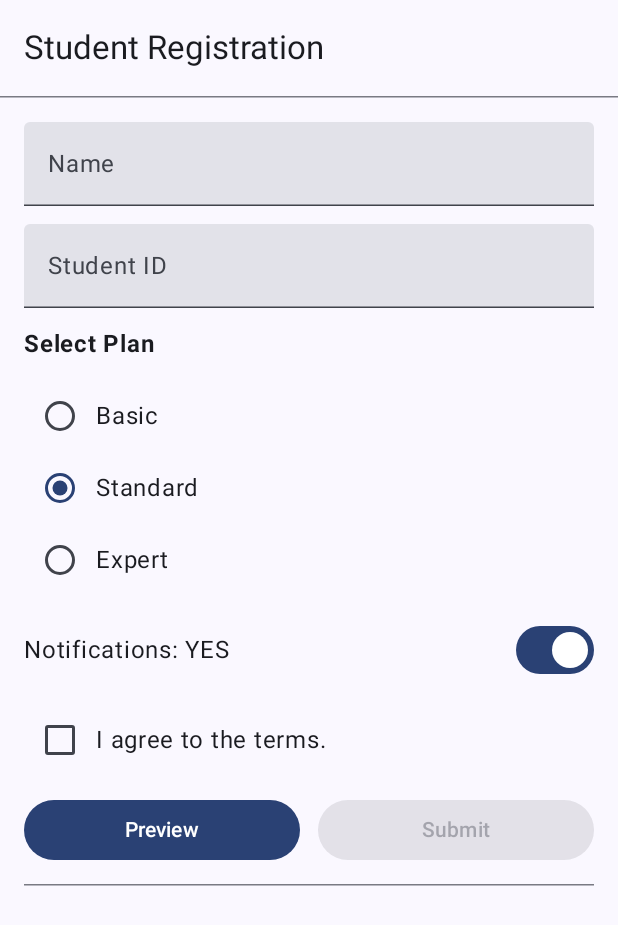
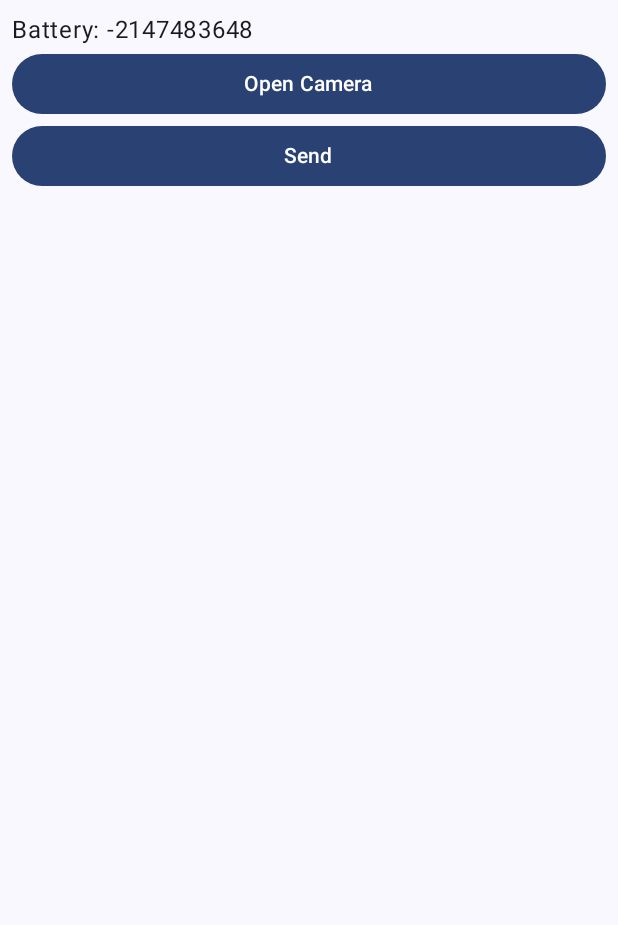
Before and after one commit to ahsuunn/mobile-app-lab, an Android app built with Jetpack Compose: the screen it shows after launch (MainActivity), on a phone screen of 412 x 824 dp. Shown: the top 925 px of the screen. Run offline under Robolectric (Android 15) with nearby library versions, the phone set to English and light mode, and no system bars.

Commit message:
feat(lab): add lab W7

```diff
--- a/app/src/main/java/com/example/myapplication/MainActivity.kt
+++ b/app/src/main/java/com/example/myapplication/MainActivity.kt
@@ -1,242 +1,116 @@
 package com.example.myapplication
 
+import android.Manifest
+import android.content.Context
+import android.content.Intent
+import android.os.BatteryManager
 import android.os.Bundle
+import android.provider.MediaStore
 import android.widget.Toast
 import androidx.activity.ComponentActivity
 import androidx.activity.compose.setContent
 import androidx.activity.enableEdgeToEdge
-import androidx.compose.foundation.layout.Arrangement
+import androidx.activity.result.contract.ActivityResultContracts
 import androidx.compose.foundation.layout.Column
-import androidx.compose.foundation.layout.Row
 import androidx.compose.foundation.layout.fillMaxSize
 import androidx.compose.foundation.layout.fillMaxWidth
 import androidx.compose.foundation.layout.padding
 import androidx.compose.material3.Button
-import androidx.compose.material3.Checkbox
-import androidx.compose.material3.ElevatedCard
 import androidx.compose.material3.ExperimentalMaterial3Api
-import androidx.compose.material3.HorizontalDivider
-import androidx.compose.material3.RadioButton
 import androidx.compose.material3.Scaffold
-import androidx.compose.material3.Switch
 import androidx.compose.material3.Text
-import androidx.compose.material3.TextField
-import androidx.compose.material3.TopAppBar
 import androidx.compose.runtime.Composable
-import androidx.compose.runtime.derivedStateOf
 import androidx.compose.runtime.getValue
-import androidx.compose.runtime.mutableStateOf
+import androidx.compose.runtime.mutableIntStateOf
 import androidx.compose.runtime.remember
 import androidx.compose.runtime.setValue
-import androidx.compose.ui.Alignment
 import androidx.compose.ui.Modifier
-import androidx.compose.ui.platform.LocalContext
-import androidx.compose.ui.text.font.FontWeight
+import androidx.compose.ui.tooling.preview.Preview
 import androidx.compose.ui.unit.dp
 import com.example.myapplication.ui.theme.MyApplicationTheme
 
 class MainActivity : ComponentActivity() {
     @OptIn(ExperimentalMaterial3Api::class)
+
+    private val requestPermissionLauncher = registerForActivityResult(ActivityResultContracts.RequestPermission()){ granted ->
+        if (granted) {
+            openCamera()
+        }
+        else {
+            Toast.makeText(this, "Camera Permission Denied", Toast.LENGTH_SHORT).show()
+        }
+    }
+
+
     override fun onCreate(savedInstanceState: Bundle?) {
         super.onCreate(savedInstanceState)
         enableEdgeToEdge()
 
         setContent {
-            MyApplicationTheme {
+            MyApplicationTheme() {
+                var batteryLevel by remember { mutableIntStateOf(getBatteryPercentage()) }
+
                 Scaffold(
                     modifier = Modifier.fillMaxSize(),
-                    topBar = {
-                        TopAppBar(
-                            title = { Text(text = "Student Registration") },
+                ) { innerPadding ->
+                    CameraScreen(
+                        modifier = Modifier.padding(innerPadding),
+                        batteryLevel = batteryLevel,
+                        onOpenCamera = {
+                            requestPermissionLauncher.launch(Manifest.permission.CAMERA)
+                        },
+                        onSendBattery = {
+                            batteryLevel = getBatteryPercentage()
+                            val intent = Intent(this, SecondActivity::class.java).apply {
+                                putExtra("BATTERY_LEVEL", batteryLevel)
+                            }
+                            startActivity(intent)
+                        }
                     )
-                    }
-                ) { innerPadding ->
-                    Column(
-                        modifier = Modifier
-                            .fillMaxSize()
-                            .padding(innerPadding),
-                    ) {
-                        HorizontalDivider()
-                        StudentRegistration()
-                    }
-                }
                 }
             }
         }
     }
 
-@Composable
-fun StudentRegistration() {
-    val context = LocalContext.current
-
-    var nameInput by remember { mutableStateOf("") }
-    var idInput by remember { mutableStateOf("") }
-    var student by remember { mutableStateOf<Student?>(null) }
-    var isNotificationChecked by remember { mutableStateOf(true) }
-    var isTermChecked by remember { mutableStateOf(false) }
-    val isValid by remember {
-        derivedStateOf {
-            val isNameValid = !nameInput.isBlank()
-            val isIdValid = !idInput.isBlank()
-
-            isNameValid && isIdValid && isTermChecked
+    private fun getBatteryPercentage(): Int {
+        val batteryManager = getSystemService(Context.BATTERY_SERVICE) as BatteryManager
+        return batteryManager.getIntProperty(BatteryManager.BATTERY_PROPERTY_CAPACITY)
     }
+    private fun openCamera(){
+        val intent = Intent(MediaStore.ACTION_IMAGE_CAPTURE)
+        try{
+            startActivity(intent)
+        }catch (e: Exception){
+            Toast.makeText(this, "No camera app found", Toast.LENGTH_SHORT).show()
         }
-    var isPreview by remember { mutableStateOf(false) }
-
-    var selectedPlant by remember { mutableStateOf("Standard") }
-
-    fun handlePreview(name: String, id: String, isTermChecked: Boolean) {
-        if (name.isBlank()) {
-            Toast.makeText(context, "Fill the Name field", Toast.LENGTH_SHORT).show()
-        } else if (id.isBlank()) {
-            Toast.makeText(context, "Fill the Student ID field", Toast.LENGTH_SHORT).show()
-        } else if (!isTermChecked) {
-            Toast.makeText(context, "You must agree to the terms.", Toast.LENGTH_SHORT).show()
-        } else {
-            student = Student(name, id)
-            isPreview = true
     }
 }
 
-    fun handleSubmit() {
-        Toast.makeText(context, "Submitted", Toast.LENGTH_SHORT).show()
-
-    }
-
-    Column(
-        modifier = Modifier.padding(16.dp),
-        verticalArrangement = Arrangement.spacedBy(12.dp)
-    ) {
-        TextField(
-            value = nameInput,
-            onValueChange = { nameInput = it },
-            label = { Text("Name") },
-            modifier = Modifier.fillMaxWidth()
-        )
-        TextField(
-            value = idInput,
-            onValueChange = { idInput = it },
-            label = { Text("Student ID") },
-            modifier = Modifier.fillMaxWidth()
-        )
-        Text(
-            text = "Select Plan",
-            fontWeight = FontWeight.Bold
-        )
-        PlanInput(onPlanSelected = {
-            selectedPlant = it
-        })
-        Row(
-            modifier = Modifier.fillMaxWidth(),
-            horizontalArrangement = Arrangement.Absolute.SpaceBetween,
-            verticalAlignment = Alignment.CenterVertically
-        ) {
-            val statusText = if (isNotificationChecked) "YES" else "NO"
-            Text(text = "Notifications: $statusText")
-            Switch(
-                checked = isNotificationChecked,
-                onCheckedChange = { isNotificationChecked = it },
-            )
-        }
-        Row(
-            modifier = Modifier.fillMaxWidth(),
-            horizontalArrangement = Arrangement.Start,
-            verticalAlignment = Alignment.CenterVertically
-        ) {
-            Checkbox(
-                checked = isTermChecked,
-                onCheckedChange = { isTermChecked = it }
-            )
-            Text(text = "I agree to the terms.")
-        }
-
-        Row(
-            modifier = Modifier.fillMaxWidth(),
-            Arrangement.spacedBy(12.dp),
-        ) {
-            Button(
-                onClick = { handlePreview(nameInput, idInput, isTermChecked) },
-                modifier = Modifier.weight(1f)
-            ) {
-                Text("Preview")
-            }
-
-            Button(
-                enabled = isValid,
-                onClick = { handleSubmit() },
-                modifier = Modifier.weight(1f)
-            ) {
-                Text("Submit")
-            }
-        }
-        HorizontalDivider()
-        if (isPreview) {
-            PreviewCard(
-                name = student?.name,
-                id = student?.id,
-                plan = selectedPlant,
-                isNotificationChecked = isNotificationChecked,
-                isTermAgreed = isTermChecked
-            )
-
-        }
-
+@Preview(showBackground = true)
+@Composable
+fun previewCameraScreen(){
+    MyApplicationTheme(){
+//        CameraScreen { }
     }
 }
 
 @Composable
-fun PlanInput(onPlanSelected: (String) -> Unit) {
-    val options = listOf("Basic", "Standard", "Expert")
+fun CameraScreen(modifier: Modifier, batteryLevel: Int, onOpenCamera: () -> Unit,  onSendBattery: () -> Unit){
+    Column(
+        modifier = modifier.fillMaxWidth().padding(8.dp),
+    ){
+        Text("Battery: $batteryLevel")
 
-    var selectedOption by remember { mutableStateOf(options[1]) }
-
-    Column(
-        modifier = Modifier.fillMaxWidth()
-    ) {
-        for (option in options) {
-            Row(
+        Button(
             modifier = Modifier.fillMaxWidth(),
-                verticalAlignment = Alignment.CenterVertically
-            ) {
-                RadioButton(
-                    selected = option == selectedOption,
-                    onClick = {
-                        selectedOption = option
-                        onPlanSelected(option)
-                    },
-                )
-                Text(text = option)
+            onClick = onOpenCamera) {
+            Text("Open Camera")
         }
-        }
+        Button(
+            modifier = Modifier.fillMaxWidth(),
+            onClick = onSendBattery) {
+            Text("Send")
         }
     }
 
-@Composable
-fun PreviewCard(
-    name: String?,
-    id: String?,
-    plan: String,
-    isNotificationChecked: Boolean,
-    isTermAgreed: Boolean
-) {
-    ElevatedCard(
-        modifier = Modifier.fillMaxWidth()
-    ) {
-        Column(
-            modifier = Modifier
-                .fillMaxWidth()
-                .padding(12.dp)
-        ) {
-            Text(text = "Name: $name")
-            Text(text = "ID: $id")
-            Text(text = "Plan: $plan")
-
-            val notificationText = if (isNotificationChecked) "ON" else "OFF"
-            Text(text = "Notifications: $notificationText")
-
-            val termText = if (isTermAgreed) "True" else "False"
-            Text(text = "Agreed: $termText")
 }
-    }
-}
--- a/app/src/main/res/values/strings.xml
+++ b/app/src/main/res/values/strings.xml
@@ -1,3 +1,3 @@
 <resources xmlns:tools="http://schemas.android.com/tools">
-    <string name="app_name" tools:ignore="Typos">Lab5_50261896</string>
+    <string name="app_name" tools:ignore="Typos">Lab7_50261896</string>
 </resources>
```
Also changed, not shown: app/src/main/AndroidManifest.xml (+11 -1 lines), app/src/main/java/com/example/myapplication/SecondActivity.kt (added, +36 -0 lines), app/src/main/java/com/example/myapplication/Student.kt (deleted, +0 -10 lines). Lines whose indentation alone changed are shown as unchanged.
